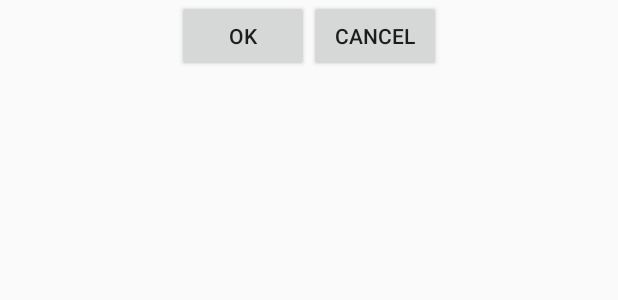
After one commit to DanijelaKaraklic/TuristickiVodic, an Android app: the layout dialog_delete.xml on its own in the app's theme, with its tools: preview values and no code run, on a phone screen of 412 x 824 dp. The commit adds this screen. Shown: the top 300 px of the screen. Run offline under Robolectric (Android 15) with nearby library versions, the phone set to English and light mode, and no system bars.

Commit message:
Dodato dugme delete u drugu aktivnost

```diff
--- /dev/null
+++ b/app/src/main/res/layout/dialog_delete.xml
@@ -0,0 +1,31 @@
+<?xml version="1.0" encoding="utf-8"?>
+<LinearLayout xmlns:android="http://schemas.android.com/apk/res/android"
+    android:orientation="vertical" android:layout_width="match_parent"
+    android:layout_height="match_parent">
+
+    <LinearLayout
+        android:layout_width="match_parent"
+        android:layout_height="wrap_content"
+        android:gravity="center_horizontal">
+
+        <Button
+            android:id="@+id/ok"
+            android:layout_width="wrap_content"
+            android:layout_height="wrap_content"
+            android:text="OK"/>
+
+        <Button
+            android:id="@+id/cancel"
+            android:layout_width="wrap_content"
+            android:layout_height="wrap_content"
+            android:text="CANCEL"/>
+
+
+
+
+    </LinearLayout>
+
+
+
+
+</LinearLayout>
```
Also changed, not shown: app/src/main/java/rs/aleph/android/example21/activities/SecondActivity.java (+52 -0 lines).
